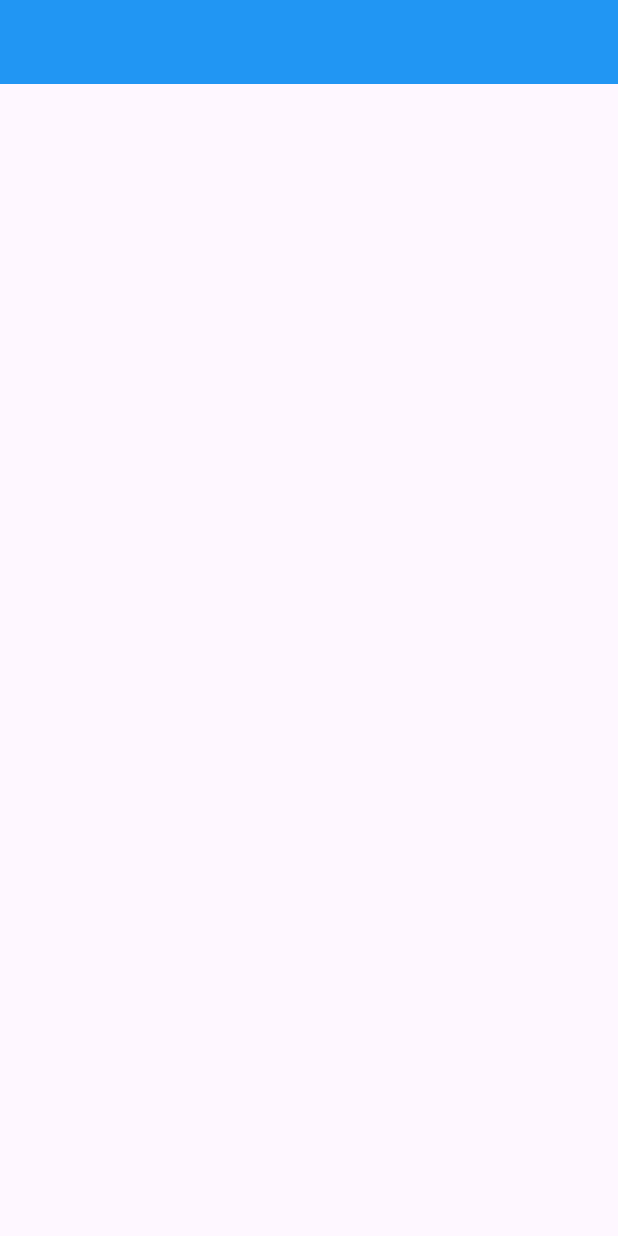
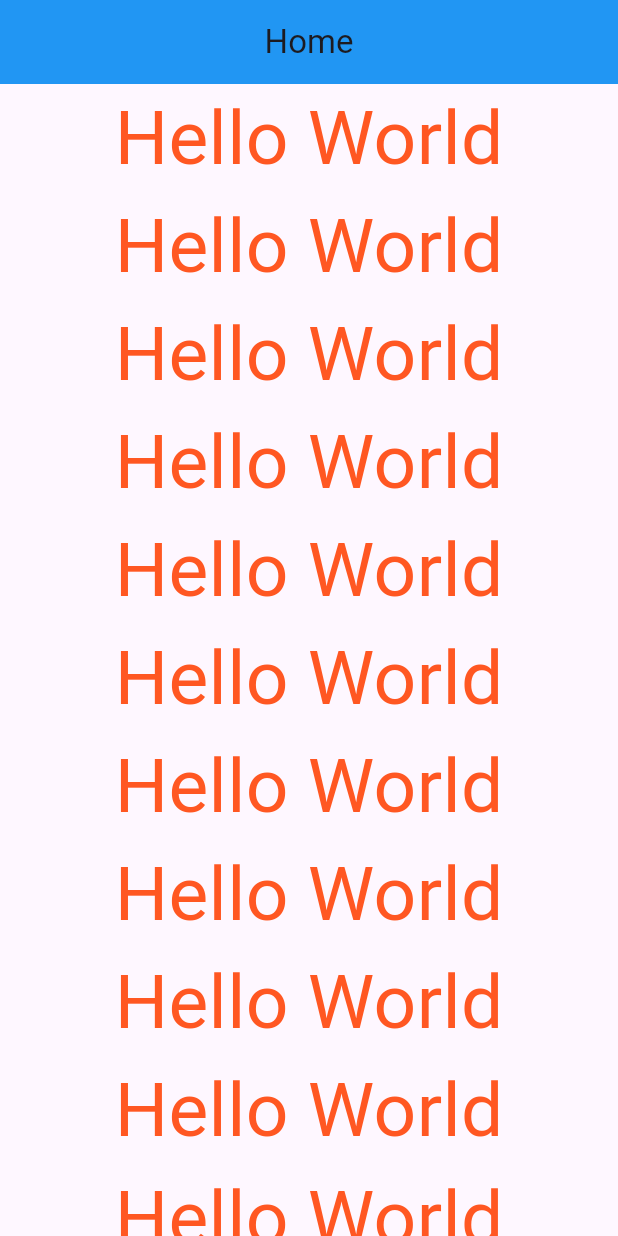
Before and after one commit to MD-ABDULKAIYUM/Flutter, a Flutter app: the screen it shows after launch, on a phone screen of 412 x 824 dp. Run offline on Flutter 3.47's test engine with Material 3 defaults, Android fonts, the phone set to English and light mode, and no system bars.

Commit message:
Module_5 update

```diff
--- a/lib/Home.dart
+++ b/lib/Home.dart
@@ -7,7 +7,96 @@ class Home extends StatelessWidget {
     return Scaffold(
       appBar: AppBar(
         backgroundColor: Colors.blue,
+        title: Text('Home'),
+        centerTitle: true,
       ),
+      body: SingleChildScrollView(
+        child: Column(
+          children: [
+
+            Text('Hello World', style: TextStyle(
+              color: Colors.deepOrange,
+              fontSize: 50,
+
+            ),),
+            Text('Hello World', style: TextStyle(
+              color: Colors.deepOrange,
+              fontSize: 50,
+
+            ),),
+            Text('Hello World', style: TextStyle(
+              color: Colors.deepOrange,
+              fontSize: 50,
+
+            ),),
+            Text('Hello World', style: TextStyle(
+              color: Colors.deepOrange,
+              fontSize: 50,
+
+            ),),
+            Text('Hello World', style: TextStyle(
+              color: Colors.deepOrange,
+              fontSize: 50,
+
+            ),),
+            Text('Hello World', style: TextStyle(
+              color: Colors.deepOrange,
+              fontSize: 50,
+
+            ),),
+            Text('Hello World', style: TextStyle(
+              color: Colors.deepOrange,
+              fontSize: 50,
+
+            ),),
+            Text('Hello World', style: TextStyle(
+              color: Colors.deepOrange,
+              fontSize: 50,
+
+            ),),
+            Text('Hello World', style: TextStyle(
+              color: Colors.deepOrange,
+              fontSize: 50,
+
+            ),),
+            Text('Hello World', style: TextStyle(
+              color: Colors.deepOrange,
+              fontSize: 50,
+
+            ),),
+            Text('Hello World', style: TextStyle(
+              color: Colors.deepOrange,
+              fontSize: 50,
+
+            ),),
+            Text('Hello World', style: TextStyle(
+              color: Colors.deepOrange,
+              fontSize: 50,
+
+            ),),
+
+            SingleChildScrollView(
+              scrollDirection: Axis.horizontal,
+              child: Row(
+                children: [
+                  Text('Hello World', style: TextStyle(
+                    color: Colors.deepOrange,
+                    fontSize: 50,
+
+                  ),),
+                  Text('Abdul Kaiyum', style: TextStyle(
+                    color: Colors.deepOrange,
+                    fontSize: 50,
+
+                  ),),
+
+
+                ],
+              ),
+            )
+          ],
+        ),
+      )
 
     );
   }
```
